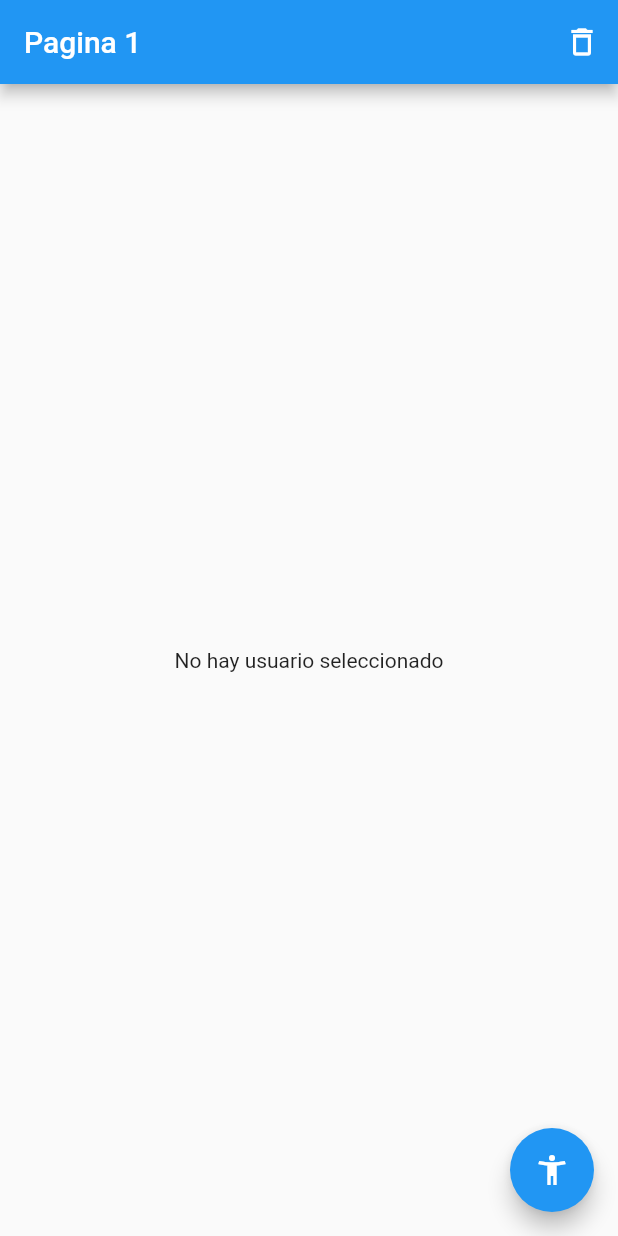
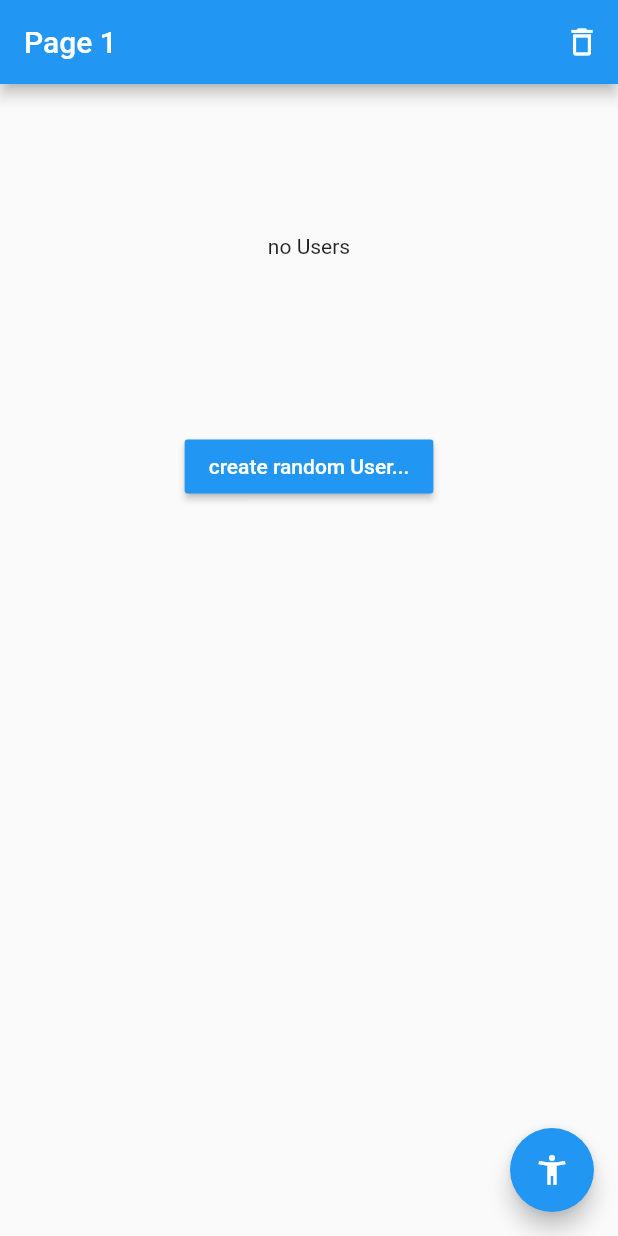
Before and after one commit to hesptech/flutter_adv_estados, a Flutter app: the screen it shows after launch, on a phone screen of 412 x 824 dp. Run offline on Flutter 3.47's test engine with Material 2 defaults, Android fonts, the light colour scheme and no system bars; our stand-ins replace bloc, flutter_bloc; missing offline and left inert: random_name_generator.

Commit message:
refactor: added button in page 1, layout names en, clean code

```diff
--- a/lib/bloc/user/user_bloc.dart
+++ b/lib/bloc/user/user_bloc.dart
@@ -34,12 +34,6 @@ class UserBloc extends Bloc<UserEvent, UserState> {
     });
 
 
-    /* on<AddUser>((event, emit) {
-      //if ( !state.existUser ) return;
-
-      final professions = [...state.user!.profesiones, event.profession ];
-      emit( UserSetState( state.user!.copyWith( profesiones: professions ) ) );
-    }); */
 
   }
 
--- a/lib/bloc/user/user_event.dart
+++ b/lib/bloc/user/user_event.dart
@@ -19,9 +19,3 @@ class AddProfession extends UserEvent {
 }
 
 class DeleteUser extends UserEvent {}
-
-
-class AddUser extends UserEvent {
-  final User user;
-  AddUser( this.user );
-}
--- a/lib/pages/pagina1_page.dart
+++ b/lib/pages/pagina1_page.dart
@@ -4,6 +4,7 @@ import 'package:flutter_bloc/flutter_bloc.dart';
 
 import '/bloc/user/user_bloc.dart';
 import '/models/user.dart';
+import '/config/config.dart';
 
 
 class Pagina1Page extends StatelessWidget {
@@ -14,7 +15,7 @@ class Pagina1Page extends StatelessWidget {
   Widget build(BuildContext context) {
     return Scaffold(
       appBar: AppBar(
-        title: const Text('Pagina 1'),
+        title: const Text('Page 1'),
         actions: [
           IconButton(
             icon: const Icon( Icons.delete_outline ),
@@ -30,9 +31,37 @@ class Pagina1Page extends StatelessWidget {
 
           return state.existUser
             ? InformacionUsuario( user: state.user! )
-            : const Center(
-              child: Text('No hay usuario seleccionado'),
-            );
+            : Center(
+              child: Column(
+                children: [
+                  const Padding(
+                    padding: EdgeInsets.symmetric(vertical: 100.0),
+                    child: Text('no Users'),
+                  ),
+
+                  Padding(
+                    padding: const EdgeInsets.all(15.0),
+                    child: MaterialButton(
+                      color: Colors.blue,
+                      onPressed: () {
+
+                        final newUser = User(
+                          nombre: RandomGenerator.getRandomName(),
+                          edad: 36,
+                          profesiones: [ 'FullStack Developer']
+                        );
+
+                        context.read<UsersBloc>().addUser(newUser);
+
+                        // BlocProvider.of<UserBloc>(context, listen: false ).add( ActivateUser(newUser) );
+                        BlocProvider.of<UserBloc>(context, listen: false ).add( ActivateUser(newUser) );
+                      },
+                      child: const Text('create random User...', style: TextStyle( color: Colors.white ) )
+                    ),
+                  ),
+                      ],
+                    ),
+                  );
 
         },
       ),
@@ -58,6 +87,29 @@ class InformacionUsuario extends StatelessWidget {
   Widget build(BuildContext context) {
     return ListView(
       children: [
+
+            Padding(
+              padding: const EdgeInsets.all(15.0),
+              child: MaterialButton(
+                color: Colors.blue,
+                onPressed: () {
+
+                  final newUser = User(
+                    nombre: RandomGenerator.getRandomName(),
+                    edad: 36,
+                    profesiones: [ 'FullStack Developer']
+                  );
+
+                  context.read<UsersBloc>().addUser(newUser);
+
+                  // BlocProvider.of<UserBloc>(context, listen: false ).add( ActivateUser(newUser) );
+                  BlocProvider.of<UserBloc>(context, listen: false ).add( ActivateUser(newUser) );
+                },
+                child: const Text('Create random User', style: TextStyle( color: Colors.white ) )
+              ),
+            ),
+
+
         _UserView(user: user),
 
         const _UsersView()
@@ -84,13 +136,14 @@ class _UserView extends StatelessWidget {
         crossAxisAlignment: CrossAxisAlignment.start,
         children: [
 
-          const Text('General', style: TextStyle( fontSize: 18, fontWeight: FontWeight.bold ) ),
+          const Text('New User:', style: TextStyle( fontSize: 18, fontWeight: FontWeight.bold ) ),
           const Divider(),
 
-          ListTile( title: Text('Nombre: ${ user.nombre }') ),
-          ListTile( title: Text('Edad: ${ user.edad }') ),
+          ListTile( title: Text('Name: ${ user.nombre }') ),
+          ListTile( title: Text('Age: ${ user.edad }') ),
 
-          const Text('Profesiones', style: TextStyle( fontSize: 18, fontWeight: FontWeight.bold ) ),
+          const SizedBox(height: 10.0,),
+          const Text('Profesions:', style: TextStyle( fontSize: 16, fontWeight: FontWeight.bold ) ),
           const Divider(),
 
           ...user.profesiones.map(
@@ -114,11 +167,21 @@ class _UsersView extends StatelessWidget {
     final usersExist = usersBloc.state.existUsers;
     final usersLenght = usersBloc.state.howManyUsers;
 
-    return Column(
-      children: [
-        usersExist ? const Text('number of users:') : const Text('no users'),
-        Text(usersLenght.toString())
-      ],
+    return Container(
+      padding: const EdgeInsets.all(20.0),
+      child: Column(
+        crossAxisAlignment: CrossAxisAlignment.start,
+        children: [
+
+          const Text('List of Users:', style: TextStyle( fontSize: 18, fontWeight: FontWeight.bold ) ),
+          const Divider(),
+
+          usersExist ?
+          ListTile( title: Text('number of users: $usersLenght ') ) :
+          const ListTile( title: Text('number of users:: 0 ') ) ,
+
+        ],
+      ),
     ) ;
   }
 }
```
Also changed, not shown: lib/bloc/users/users_state.dart (+0 -10 lines), 1 other file.
